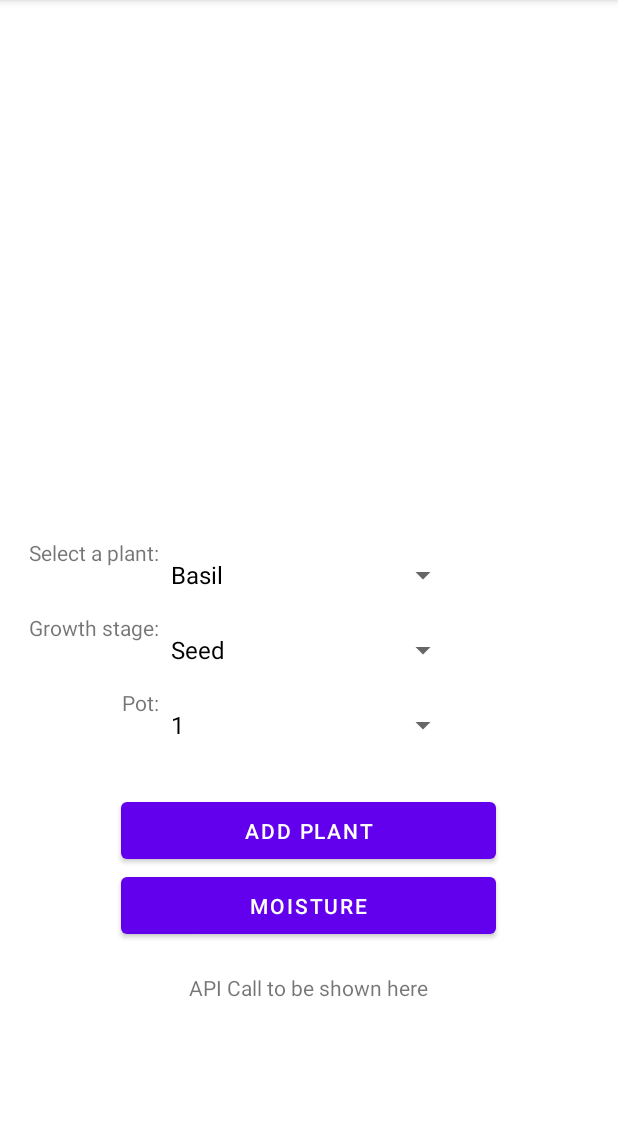
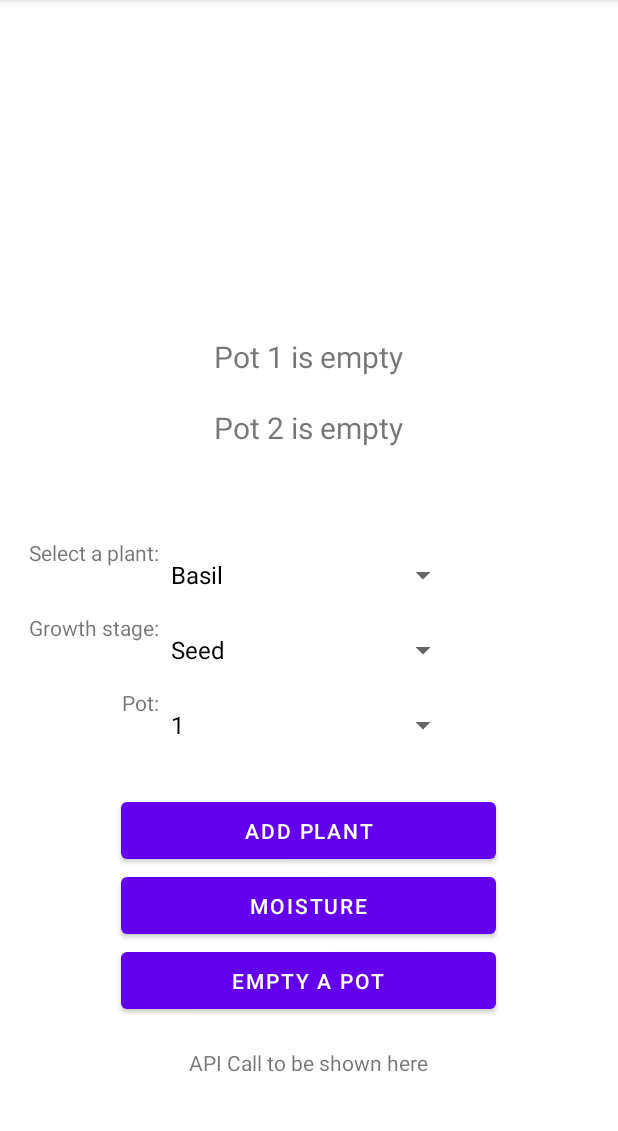
Before and after one commit to saitormit/LeafIT, an Android app: the screen it shows after launch (MainActivity), after a tap on "ADD PLANT", on a phone screen of 412 x 824 dp, the part 84-1215 px from its top. Run offline under Robolectric (Android 15) with nearby library versions, the phone set to English and light mode, and no system bars; our stand-ins replace Volley; network calls fail.

Commit message:
Post request sends json object body with spinner values. New widgets added as well.

```diff
--- a/app/src/main/java/com/example/leafit/MainActivity.java
+++ b/app/src/main/java/com/example/leafit/MainActivity.java
@@ -29,9 +29,9 @@ import java.util.Map;
 
 public class MainActivity extends AppCompatActivity {
 
-    private Button addBtn, moistureBtn;
+    private Button addBtn, moistureBtn, emptyBtn;
     private Spinner plantSpinner, stageSpinner, potSpinner;
-    private TextView textView;
+    private TextView textView, potOneTxt, potTwoTxt;
     //private RelativeLayout parent; //Might not be used
 
     @Override
@@ -42,27 +42,40 @@ public class MainActivity extends AppCompatActivity {
         initViews();
         initSpinners();
 
+        //Server URL
+        String serverURL = "https://8f68-172-58-190-153.ngrok.io";
+
         addBtn.setOnClickListener(new View.OnClickListener() {
             @Override
             public void onClick(View v) {
                 Toast.makeText(MainActivity.this, "Plant configurations sent", Toast.LENGTH_SHORT).show();
                 //String url = "https://37689a43-49d4-42ce-8915-09642ab4daf2.mock.pstmn.io/mocks";
-                String url = "https://5ffe-172-58-184-50.ngrok.io/pots-config";
+                String api_URL = serverURL + "/pots-config";
+
                 RequestQueue queue = Volley.newRequestQueue(MainActivity.this);
 
                 JSONObject body = new JSONObject();
                 try{
                     body.put("Plant", plantSpinner.getSelectedItem().toString());
                     body.put("Stage", stageSpinner.getSelectedItem().toString());
-                    body.put("Pot Number", potSpinner.getSelectedItem().toString());
+                    body.put("Pot Number", potSpinner.getSelectedItem()); //Given as integer
                 } catch (JSONException e) {
                     e.printStackTrace();
                 }
 
-                JsonObjectRequest request = new JsonObjectRequest(Request.Method.POST, url, body, new Response.Listener<JSONObject>() {
+                JsonObjectRequest request = new JsonObjectRequest(Request.Method.POST, api_URL, body, new Response.Listener<JSONObject>() {
                     @Override
                     public void onResponse(JSONObject response) {
-                        Toast.makeText(MainActivity.this, "POST request successful", Toast.LENGTH_SHORT).show();
+                        try {
+                            Toast.makeText(MainActivity.this, response.getString("Message"), Toast.LENGTH_SHORT).show();
+                            if (body.getInt("Pot Number") == 1){
+                                potOneTxt.setText(String.format("%s in Pot 1", body.getString("Plant")));
+                            }else if (body.getInt("Pot Number") == 2){
+                                potTwoTxt.setText(String.format("%s in Pot 2", body.getString("Plant")));
+                            }
+                        } catch (JSONException e) {
+                            e.printStackTrace();
+                        }
                         textView.setText("Response: " + response.toString());
                     }
                 }, new Response.ErrorListener() {
@@ -73,27 +86,6 @@ public class MainActivity extends AppCompatActivity {
                     }
                 });
                 queue.add(request);
-                /*StringRequest request = new StringRequest(Request.Method.POST, url, new Response.Listener<String>() {
-                    @Override
-                    public void onResponse(String response) {
-                        Toast.makeText(MainActivity.this, "POST request successful", Toast.LENGTH_SHORT).show();
-                    }
-                }, new Response.ErrorListener() {
-                    @Override
-                    public void onErrorResponse(VolleyError error) {
-                        Toast.makeText(MainActivity.this, "POST request failed", Toast.LENGTH_SHORT).show();
-                        Log.e("Error", "POST failed");
-                    }
-                }){
-                    protected Map<String, String> getParams(){
-                        Map<String, String> params = new HashMap<String, String>();
-
-                        params.put("Plant", plantSpinner.getSelectedItem().toString());
-                        params.put("Stage", stageSpinner.getSelectedItem().toString());
-                        params.put("Pot Number", potSpinner.getSelectedItem().toString());
-                        return params;
-                    }
-                };*/
             }
         });
 
@@ -123,14 +115,55 @@ public class MainActivity extends AppCompatActivity {
                 queue.add(stringRequest);
             }
         });
+        //TODO: Add Empty a Pot button here
+        emptyBtn.setOnClickListener(new View.OnClickListener() {
+            @Override
+            public void onClick(View v) {
+                String api_URL = serverURL + "/pots-config";
+
+                RequestQueue queue = Volley.newRequestQueue(MainActivity.this);
+
+                JSONObject empty_pot = new JSONObject();
+                try{
+                    empty_pot.put("Pot Number", potSpinner.getSelectedItem()); //Given as integer
+                } catch (JSONException e) {
+                    e.printStackTrace();
+                }
+
+                JsonObjectRequest request = new JsonObjectRequest(Request.Method.DELETE, api_URL, empty_pot, new Response.Listener<JSONObject>() {
+                    @Override
+                    public void onResponse(JSONObject response) {
+                        try {
+                            Toast.makeText(MainActivity.this, response.getString("Message"), Toast.LENGTH_SHORT).show();
+                        } catch (JSONException e) {
+                            e.printStackTrace();
+                        }
+                        textView.setText("Response: " + response.toString());
+                    }
+                }, new Response.ErrorListener() {
+                    @Override
+                    public void onErrorResponse(VolleyError error) {
+                        Toast.makeText(MainActivity.this, "DELETE request failed", Toast.LENGTH_SHORT).show();
+                        Log.e("Error", "DELETE failed");
+                    }
+                });
+                queue.add(request);
+            }
+        });
     }
 
     private void initSpinners() {
         ArrayList<String> plants = new ArrayList<>();
         plants.add("Basil");
+        plants.add("Blueberry");
+        plants.add("Cactus");
+        plants.add("Cranberry");
+        plants.add("Green Onion");
+        plants.add("Lavender");
+        plants.add("Mario's Flower");
         plants.add("Mint");
         plants.add("Tomato");
-        plants.add("Flower");
+        plants.add("Tulip");
 
         ArrayList<String> stages = new ArrayList<>();
         stages.add("Seed");
@@ -159,10 +192,13 @@ public class MainActivity extends AppCompatActivity {
     private void initViews() {
         addBtn = findViewById(R.id.addBtn);
         moistureBtn = findViewById(R.id.moistureBtn);
+        emptyBtn = findViewById(R.id.emptyBtn);
         plantSpinner = findViewById(R.id.plantSpinner);
         stageSpinner = findViewById(R.id.stageSpinner);
         potSpinner = findViewById(R.id.potSpinner);
-        textView = findViewById(R.id.apitxt);
+        textView = findViewById(R.id.apiTxt);
+        potOneTxt = findViewById(R.id.potOneTxt);
+        potTwoTxt = findViewById(R.id.potTwoTxt);
         //parent = findViewById(R.id.parent); //Might not be used
     }
 }
--- a/app/src/main/res/layout/activity_main.xml
+++ b/app/src/main/res/layout/activity_main.xml
@@ -60,14 +60,41 @@
         android:text="Moisture"
         android:layout_centerHorizontal="true"
         android:layout_below="@+id/addBtn"/>
+    <Button
+        android:id="@+id/emptyBtn"
+        android:layout_width="250dp"
+        android:layout_height="50dp"
+        android:text="Empty a pot"
+        android:layout_centerHorizontal="true"
+        android:layout_below="@+id/moistureBtn"/>
 
     <TextView
-        android:id="@+id/apitxt"
+        android:id="@+id/apiTxt"
         android:layout_width="wrap_content"
         android:layout_height="wrap_content"
         android:text="API Call to be shown here"
         android:layout_centerHorizontal="true"
-        android:layout_below="@+id/moistureBtn"
+        android:layout_below="@+id/emptyBtn"
         android:layout_marginTop="20dp"/>
 
+    <TextView
+        android:id="@+id/potTwoTxt"
+        android:layout_width="wrap_content"
+        android:layout_height="wrap_content"
+        android:text="Pot 2 is empty"
+        android:textSize="20dp"
+        android:layout_centerHorizontal="true"
+        android:layout_above="@+id/plantSpinner"
+        android:layout_marginBottom="60dp"/>
+
+    <TextView
+        android:id="@+id/potOneTxt"
+        android:layout_width="wrap_content"
+        android:layout_height="wrap_content"
+        android:text="Pot 1 is empty"
+        android:textSize="20dp"
+        android:layout_centerHorizontal="true"
+        android:layout_above="@+id/potTwoTxt"
+        android:layout_marginBottom="20dp"/>
+
 </RelativeLayout>
```
